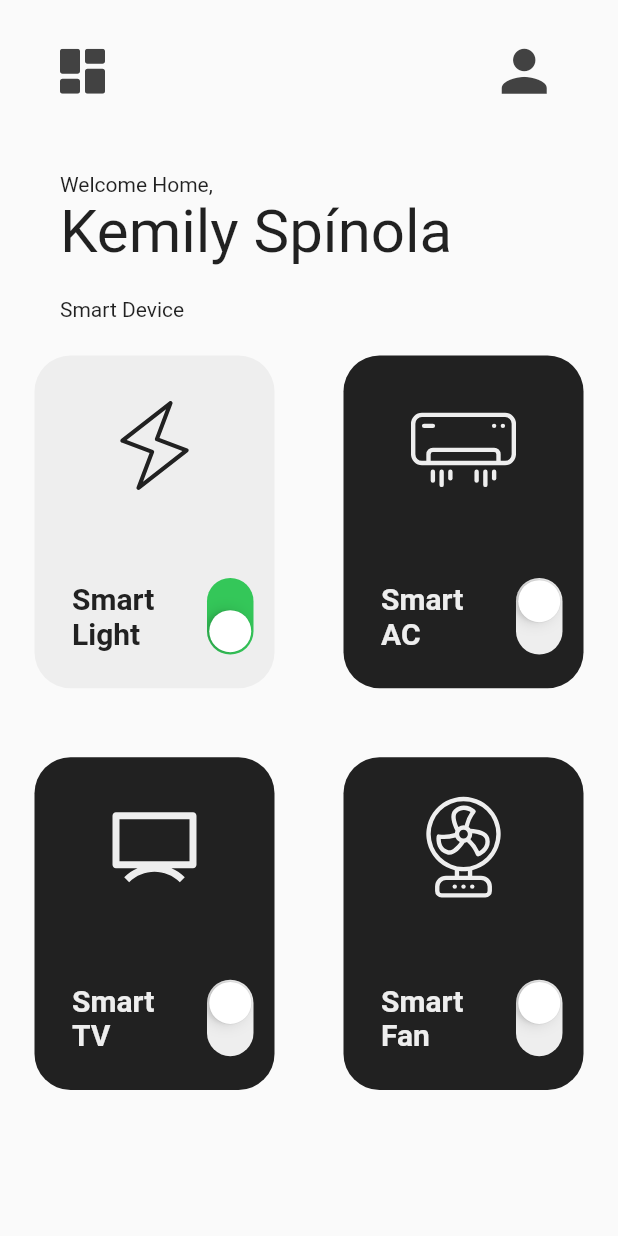
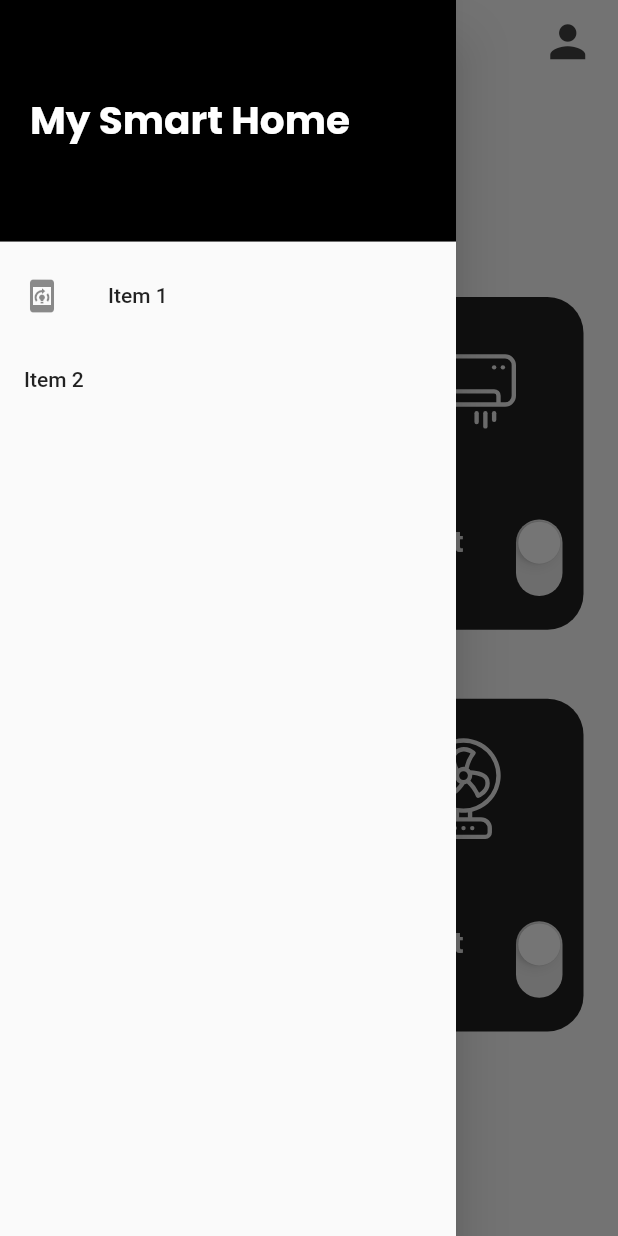
Before and after one commit to lauro-silva44/smart-home-ui, a Flutter app: the screen it shows after launch, with the side drawer open (before the commit the screen has no drawer), on a phone screen of 412 x 824 dp. Run offline on Flutter 3.47's test engine with Material 2 defaults, Android fonts, the phone set to English and light mode, and no system bars; our stand-ins replace flutter_svg, google_fonts.

```diff
--- a/lib/screens/home/home_page.dart
+++ b/lib/screens/home/home_page.dart
@@ -1,5 +1,6 @@
 import 'package:flutter/material.dart';
 import 'package:flutter_svg/flutter_svg.dart';
+import 'package:google_fonts/google_fonts.dart';
 
 import '../components/smart_device_box.dart';
 
@@ -28,29 +29,38 @@ class _HomePageState extends State<HomePage> {
   @override
   Widget build(BuildContext context) {
     return Scaffold(
+      appBar: AppBar(
+          title: Row(
+            mainAxisAlignment: MainAxisAlignment.end,
+            children: [
+              Icon(
+                Icons.person,
+                size: 35,
+                color: Colors.grey[800],
+              ),
+            ],
+          ),
+          backgroundColor: Colors.grey[50],
+          elevation: 0,
+          shadowColor: Colors.transparent,
+          leading: Builder(builder: (BuildContext context) {
+            return Material(
+              child: IconButton(
+                icon: SvgPicture.asset(
+                  'assets/icons/menu-2.svg',
+                  color: Colors.grey[800],
+                  height: 24,
+                ),
+                onPressed: () {
+                  Scaffold.of(context).openDrawer();
+                },
+              ),
+            );
+          })),
       body: SafeArea(
           child: Column(
         crossAxisAlignment: CrossAxisAlignment.start,
         children: [
-          Padding(
-            padding:
-                EdgeInsets.symmetric(horizontal: defaultPadding, vertical: 25),
-            child: Row(
-              mainAxisAlignment: MainAxisAlignment.spaceBetween,
-              children: [
-                SvgPicture.asset(
-                  'assets/icons/menu-2.svg',
-                  color: Colors.grey[800],
-                  height: 30,
-                ),
-                Icon(
-                  Icons.person,
-                  size: 45,
-                  color: Colors.grey[800],
-                )
-              ],
-            ),
-          ),
           const SizedBox(
             height: 20,
           ),
@@ -90,6 +100,42 @@ class _HomePageState extends State<HomePage> {
                   })))
         ],
       )),
+      drawer: Drawer(
+        child: ListView(
+          // Important: Remove any padding from the ListView.
+          padding: EdgeInsets.zero,
+          children: [
+            DrawerHeader(
+              padding: EdgeInsets.symmetric(horizontal: 20, vertical: 60),
+              decoration: BoxDecoration(
+                color: Colors.black,
+              ),
+              child: Text(
+                'My Smart Home',
+                style: GoogleFonts.poppins(
+                    fontWeight: FontWeight.bold,
+                    fontSize: 26,
+                    color: Colors.white),
+              ),
+            ),
+            ListTile(
+              leading: Icon(Icons.on_device_training),
+              title: const Text('Item 1'),
+              onTap: () {
+                // Update the state of the app.
+                // ...
+              },
+            ),
+            ListTile(
+              title: const Text('Item 2'),
+              onTap: () {
+                // Update the state of the app.
+                // ...
+              },
+            ),
+          ],
+        ),
+      ),
     );
   }
 }
--- a/pubspec.yaml
+++ b/pubspec.yaml
@@ -36,6 +36,7 @@ dependencies:
   # Use with the CupertinoIcons class for iOS style icons.
   cupertino_icons: ^1.0.2
   flutter_svg: ^1.1.6
+  google_fonts: ^3.0.1
 
 dev_dependencies:
   flutter_test:
```
Also changed, not shown: pubspec.lock, 1 other file.
